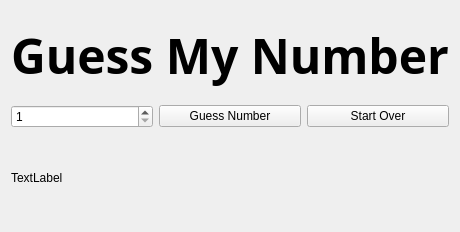
This is widget.ui in nakamavg/QtGuessNumber as Qt 5 draws it before an edit. The edited form follows.
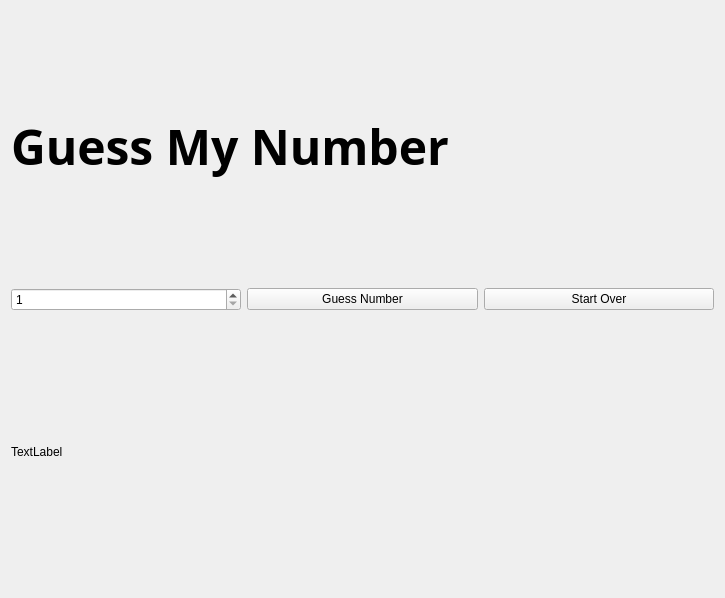
This is the edited form.

```diff
--- a/widget.ui
+++ b/widget.ui
@@ -6,8 +6,8 @@
    <rect>
     <x>0</x>
     <y>0</y>
-    <width>435</width>
-    <height>232</height>
+    <width>725</width>
+    <height>598</height>
    </rect>
   </property>
   <property name="windowTitle">
```
